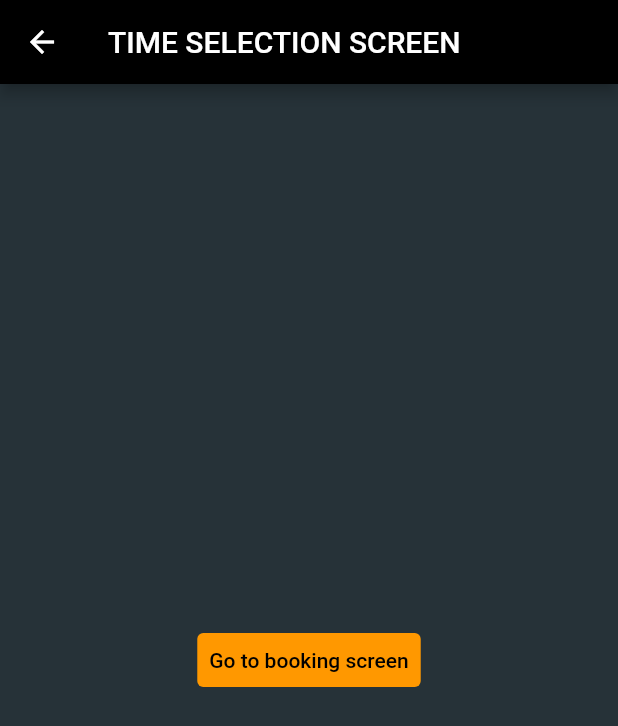
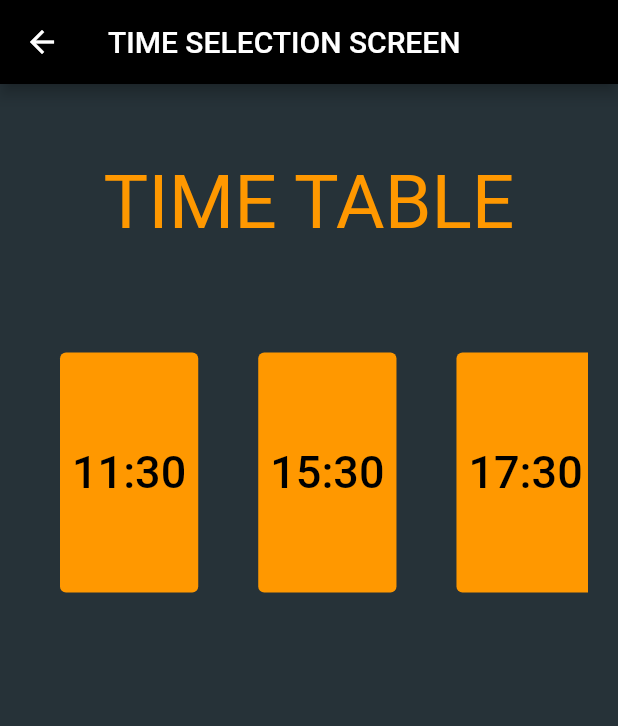
Before and after one commit to PoonwannadoCoding/ICCS448-Assignment3, a Flutter app: the TimeSelectionScreen screen opened by its route, on a phone screen of 412 x 824 dp. Shown: the top 726 px of the screen. Run offline on Flutter 3.47's test engine with Material 2 defaults, Android fonts, the phone set to English and light mode, and no system bars.

Commit message:
add time table

```diff
--- a/lib/time_selection_screen.dart
+++ b/lib/time_selection_screen.dart
@@ -13,11 +13,29 @@ class TimeSelectionScreen extends StatelessWidget{
         title: const Text('TIME SELECTION SCREEN'),
       ),
       body: Center(
+
         child: Column(
-          mainAxisAlignment: MainAxisAlignment.center,
-          crossAxisAlignment: CrossAxisAlignment.center,
+          children: [
+
+            Container(
+              margin: const EdgeInsets.only(left: 5,top: 50,right: 5,bottom: 25),
+              child: const Text("TIME TABLE",
+                style: TextStyle(
+                    fontSize: 50,
+                    color: Colors.orange
+                ),
+              ),
+            ),
+
+
+            Container(
+              margin: const EdgeInsets.only(left: 20,top: 25,right: 20,bottom: 50),
+              height: 200,
+              child: ListView(
+                scrollDirection: Axis.horizontal,
                 children: [
                   Container(
+                    margin: EdgeInsets.all(20),
                     child: TextButton(
                       style: TextButton.styleFrom(
                         foregroundColor: Colors.black,
@@ -27,9 +45,103 @@ class TimeSelectionScreen extends StatelessWidget{
                         print('will go to booking screen');
                         Navigator.pushNamed(context, '/booking_screen');
                       },
-                child: const Text('Go to booking screen'),
+                      child: const
+                      Text(
+                        '11:30',
+                      style:
+                      TextStyle(
+                        fontSize: 30
                       ),
                       ),
+                    ),
+                  ),
+                  Container(
+                    margin: EdgeInsets.all(20),
+                    child: TextButton(
+                      style: TextButton.styleFrom(
+                        foregroundColor: Colors.black,
+                        backgroundColor: Colors.orange,
+                      ),
+                      onPressed: (){
+                        print('will go to booking screen');
+                        Navigator.pushNamed(context, '/booking_screen');
+                      },
+                      child: const
+                      Text(
+                        '15:30',
+                        style:
+                        TextStyle(
+                            fontSize: 30
+                        ),
+                      ),
+                    ),
+                  ),
+                  Container(
+                    margin: EdgeInsets.all(20),
+                    child: TextButton(
+                      style: TextButton.styleFrom(
+                        foregroundColor: Colors.black,
+                        backgroundColor: Colors.orange,
+                      ),
+                      onPressed: (){
+                        print('will go to booking screen');
+                        Navigator.pushNamed(context, '/booking_screen');
+                      },
+                      child: const
+                      Text(
+                        '17:30',
+                        style:
+                        TextStyle(
+                            fontSize: 30
+                        ),
+                      ),
+                    ),
+                  ),
+                  Container(
+                    margin: EdgeInsets.all(20),
+                    child: TextButton(
+                      style: TextButton.styleFrom(
+                        foregroundColor: Colors.black,
+                        backgroundColor: Colors.orange,
+                      ),
+                      onPressed: (){
+                        print('will go to booking screen');
+                        Navigator.pushNamed(context, '/booking_screen');
+                      },
+                      child: const
+                      Text(
+                        '11:30',
+                        style:
+                        TextStyle(
+                            fontSize: 30
+                        ),
+                      ),
+                    ),
+                  ),
+                  Container(
+                    margin: EdgeInsets.all(20),
+                    child: TextButton(
+                      style: TextButton.styleFrom(
+                        foregroundColor: Colors.black,
+                        backgroundColor: Colors.orange,
+                      ),
+                      onPressed: (){
+                        print('will go to booking screen');
+                        Navigator.pushNamed(context, '/booking_screen');
+                      },
+                      child: const
+                      Text(
+                        '19:45',
+                        style:
+                        TextStyle(
+                            fontSize: 30
+                        ),
+                      ),
+                    ),
+                  ),
+                ],
+              ),
+            )
           ],
         ),
       ),
```
Also changed, not shown: lib/home_screen.dart (+84 -27 lines), assets/movie4.jpg (added), assets/movie5.jpg (added), assets/movie6.jpg (added). Lines whose indentation alone changed are shown as unchanged.
